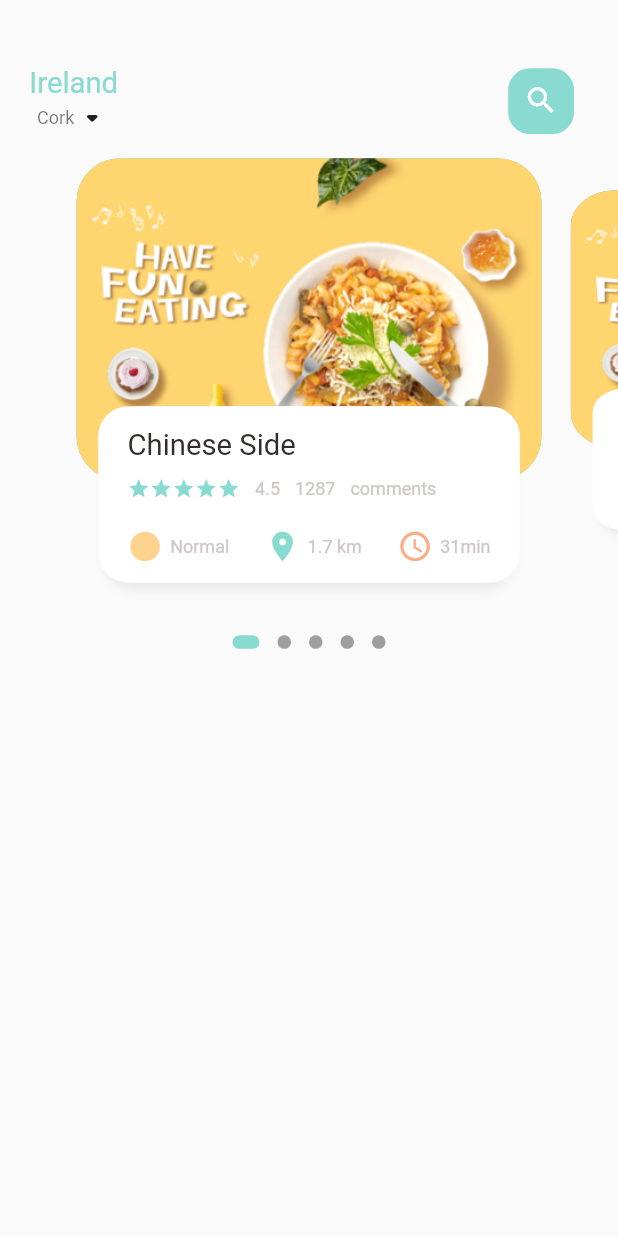
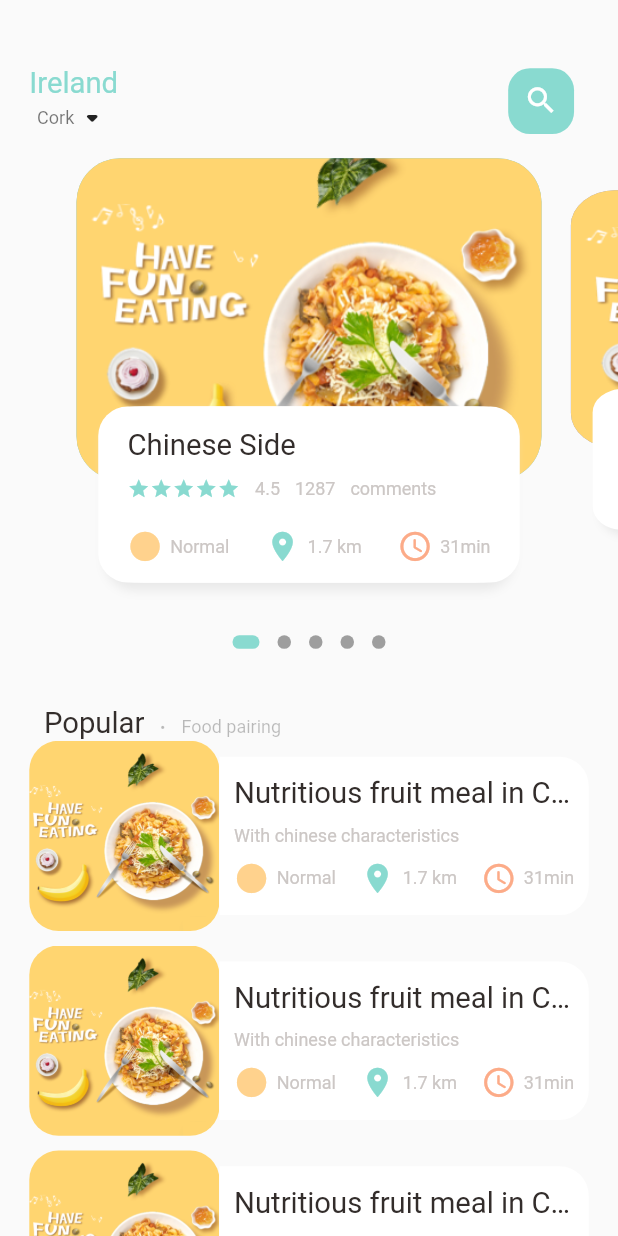
Before and after one commit to phods/food_app, a Flutter app: the screen it shows after launch, on a phone screen of 412 x 824 dp. Run offline on Flutter 3.47's test engine with Material 2 defaults, Android fonts, the phone set to English and light mode, and no system bars; drawn by our look-alikes of dots_indicator; our stand-ins replace get.

Commit message:
update homepage

```diff
--- a/lib/home/food_page_body.dart
+++ b/lib/home/food_page_body.dart
@@ -39,6 +39,7 @@ class _FoodPageBodyState extends State<FoodPageBody> {
   Widget build(BuildContext context) {
     return Column(
       children: [
+        //slider section
         Container(
           //color: Colors.red,
           height: Dimensions.pageView,
@@ -49,7 +50,8 @@ class _FoodPageBodyState extends State<FoodPageBody> {
                 return _buildPageItem(position);
               }),
         ),
-        new DotsIndicator(
+        //dots
+        DotsIndicator(
           dotsCount: 5,
           position: _currPageValue,
           decorator: DotsDecorator(
@@ -59,14 +61,122 @@ class _FoodPageBodyState extends State<FoodPageBody> {
             activeShape: RoundedRectangleBorder(
                 borderRadius: BorderRadius.circular(5.0)),
           ),
-        )
-      ],
+        ),
+        //popular text
+        SizedBox(height: Dimensions.height30),
+        Container(
+          margin: EdgeInsets.only(left: Dimensions.width30),
+          child: Row(
+            crossAxisAlignment: CrossAxisAlignment.end,
+            children: [
+              BigText(text: "Popular"),
+              SizedBox(width: Dimensions.width10),
+              Container(
+                margin: const EdgeInsets.only(bottom: 3),
+                child: BigText(
+                  text: ".",
+                  color: Colors.black26,
+                ),
+              ),
+              SizedBox(width: Dimensions.width10),
+              Container(
+                margin: const EdgeInsets.only(bottom: 2),
+                child: SmallText(
+                  text: "Food pairing",
+                  color: Colors.black26,
+                ),
+              ),
+            ],
+          ),
+        ),
+        //list of food and images
+
+        ListView.builder(
+          physics: NeverScrollableScrollPhysics(),
+          shrinkWrap: true,
+          itemCount: 10,
+          itemBuilder: (BuildContext context, int index) {
+            return Container(
+              margin: EdgeInsets.only(
+                  left: Dimensions.width20,
+                  right: Dimensions.width20,
+                  bottom: Dimensions.height10),
+              child: Row(
+                children: [
+                  //image section
+                  Container(
+                    width: Dimensions.listViewImgSize,
+                    height: Dimensions.listViewImgSize,
+                    decoration: BoxDecoration(
+                      borderRadius: BorderRadius.circular(Dimensions.radius20),
+                      color: Colors.white38,
+                      image: DecorationImage(
+                        fit: BoxFit.cover,
+                        image: AssetImage("assets/image/food0.png"),
+                      ),
+                    ),
+                  ),
+                  //text container
+                  Expanded(
+                    child: Container(
+                      height: Dimensions.listViewTextContSize,
+                      decoration: BoxDecoration(
+                        borderRadius: BorderRadius.only(
+                          topRight: Radius.circular(Dimensions.radius20),
+                          bottomRight: Radius.circular(Dimensions.radius20),
+                        ),
+                        color: Colors.white,
+                      ),
+                      child: Padding(
+                        padding: EdgeInsets.only(
+                            left: Dimensions.width10,
+                            right: Dimensions.width10),
+                        child: Column(
+                          crossAxisAlignment: CrossAxisAlignment.start,
+                          mainAxisAlignment: MainAxisAlignment.center,
+                          children: [
+                            BigText(text: "Nutritious fruit meal in China"),
+                            SizedBox(
+                              height: Dimensions.height10,
+                            ),
+                            SmallText(text: "With chinese characteristics"),
+                            SizedBox(
+                              height: Dimensions.height10,
+                            ),
+                            Row(
+                              mainAxisAlignment: MainAxisAlignment.spaceBetween,
+                              children: [
+                                IconAndTextWidget(
+                                    icon: Icons.circle_sharp,
+                                    text: "Normal",
+                                    iconColor: AppColors.iconColor1),
+                                IconAndTextWidget(
+                                    icon: Icons.location_on,
+                                    text: "1.7 km",
+                                    iconColor: AppColors.mainColor),
+                                IconAndTextWidget(
+                                    icon: Icons.access_time_rounded,
+                                    text: "31min",
+                                    iconColor: AppColors.iconColor2),
+                              ],
+                            )
+                          ],
+                        ),
+                      ),
+                    ),
+                  ),
+                ],
+              ),
+            );
+          }, //itembuilder
+        ),
+      ], //children
     );
   }
 
   Widget _buildPageItem(int index) {
     //scaling
-    Matrix4 matrix = new Matrix4.identity();
+    Matrix4 matrix = Matrix4.identity();
     if (index == _currPageValue.floor()) {
       var currScale = 1 - (_currPageValue - index) * (1 - _scaleFactor);
       var currTrans = _height * (1 - currScale) / 2;
--- a/lib/home/main_food_page.dart
+++ b/lib/home/main_food_page.dart
@@ -66,7 +66,11 @@ class _MainFoodPageState extends State<MainFoodPage> {
             ),
           ),
           //showing the body
-          FoodPageBody(),
+          Expanded(
+            child: SingleChildScrollView(
+              child: FoodPageBody(),
+            ),
+          )
         ],
       ),
     );
--- a/lib/utils/dimensions.dart
+++ b/lib/utils/dimensions.dart
@@ -27,4 +27,7 @@ class Dimensions {
 //icon size
   static double iconsize24 = screenHeight / 35.17; //840/24=35.17
 
+//list view size
+  static double listViewImgSize = screenWidth / 3.25; //390/120=3.25
+  static double listViewTextContSize = screenWidth / 3.9; //390/100=3.25
 }
```
